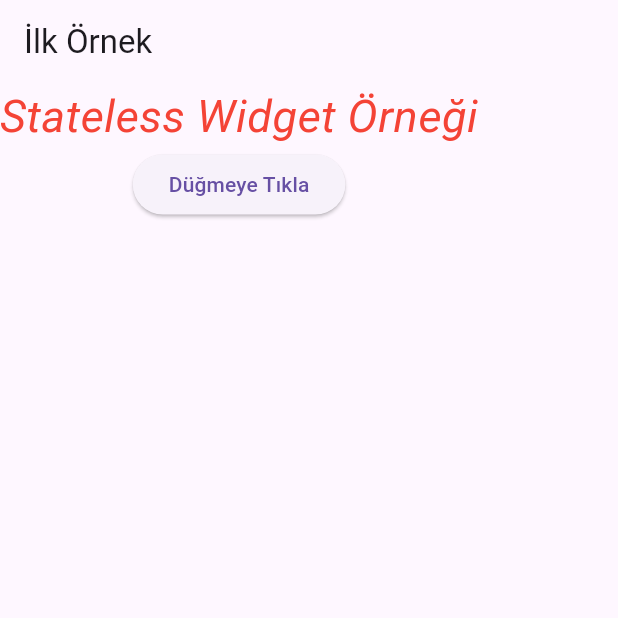
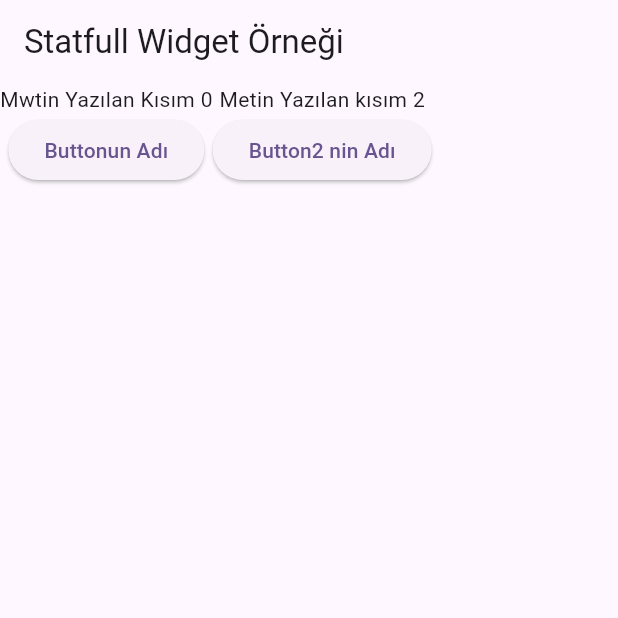
Before and after one commit to hakangencoglu/bim324mobiluygulamagelistirme, a Flutter app: the screen it shows after launch, on a phone screen of 412 x 824 dp, the top half of it. Run offline on Flutter 3.47's test engine with Material 3 defaults, Android fonts, the phone set to English and light mode, and no system bars; Roboto replaces fonts that are missing (Times New Roman).

Commit message:
StatelessWidget-StateFulWidget

```diff
--- /dev/null
+++ b/lib/H4StatefulWidget.dart
@@ -0,0 +1,51 @@
+
+import 'package:flutter/cupertino.dart';
+import 'package:flutter/material.dart';
+
+class H4StatefulWidget extends StatefulWidget{
+  @override
+  H4SWState createState() => H4SWState();
+}
+
+class H4SWState extends State<H4StatefulWidget>{
+  int a=0;
+  void artirmaFonksionu(){
+    setState(() {
+      a++;
+    });
+  }
+  @override
+  Widget build(BuildContext con){
+    return Scaffold(
+      appBar: AppBar(
+        title: Text("Statfull Widget Örneği"),
+      ),
+      body: Container(
+        child: Row(
+          children:<Widget>[
+            Column(
+              children: [
+              Text("Mwtin Yazılan Kısım $a"),
+              ElevatedButton(
+                onPressed: artirmaFonksionu,
+                child: Text("Buttonun Adı"),
+              ),
+        ],
+            ),
+            Column(
+                children: [
+                  Text("Metin Yazılan kısım 2"),
+                  ElevatedButton(
+                    onPressed: (){},
+                    child: Text("Button2 nin Adı"),
+                  ),
+                ]
+            ),
+
+          ],
+        ),
+      ),
+
+    );
+  }
+}
--- a/lib/main.dart
+++ b/lib/main.dart
@@ -1,5 +1,8 @@
 import 'package:bim324mobiluygulamagelistirme/H3_1.dart';
+import 'package:bim324mobiluygulamagelistirme/H4StatelessWidget.dart';
 import 'package:flutter/material.dart';
+
+import 'H4StatefulWidget.dart';
 
 void main() {
   runApp(const MyApp());
@@ -33,7 +36,7 @@ class MyApp extends StatelessWidget {
         useMaterial3: true,
       ),
       //home: const MyHomePage(title: 'Flutter Demo Home Page'),
-      home: H3_1(),
+      home: H4StatefulWidget(),
     );
   }
 }
```
Also changed, not shown: lib/H4StatelessWidget.dart (added, +36 -0 lines), pubspec.lock.
